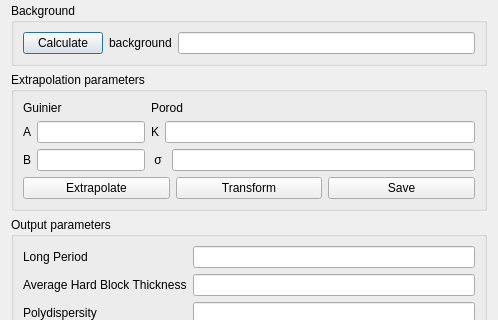
Old version of the form src/sas/qtgui/Perspectives/Corfunc/UI/CorfuncPanel.ui in the repository SasView/sasview; both pictures show x 0 to 498 and y 213 to 533 of the 498 by 878 pixel window.
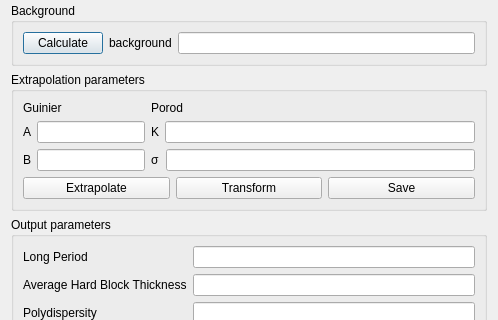
New version of the form.

Commit message: Fix spacing of Porod parameters

What changed in the file:
```diff
--- a/src/sas/qtgui/Perspectives/Corfunc/UI/CorfuncPanel.ui
+++ b/src/sas/qtgui/Perspectives/Corfunc/UI/CorfuncPanel.ui
@@ -319,7 +319,7 @@
           <item>
            <widget class="QLabel" name="label_11">
             <property name="text">
-             <string> σ </string>
+             <string>σ</string>
             </property>
            </widget>
           </item>
```
